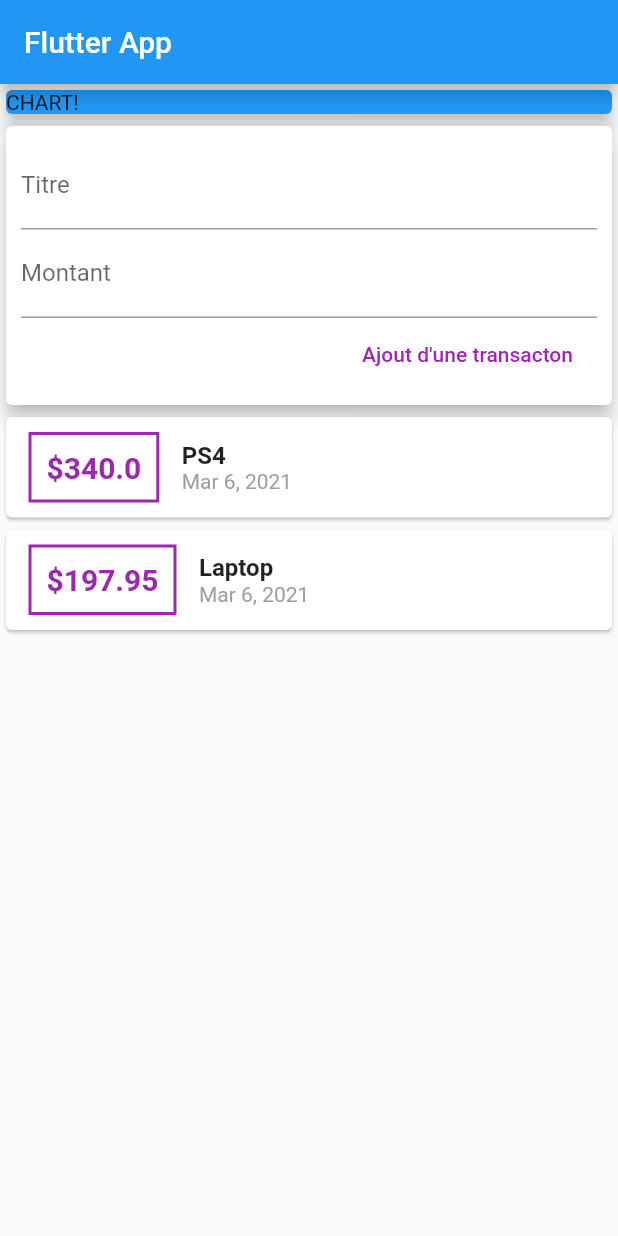
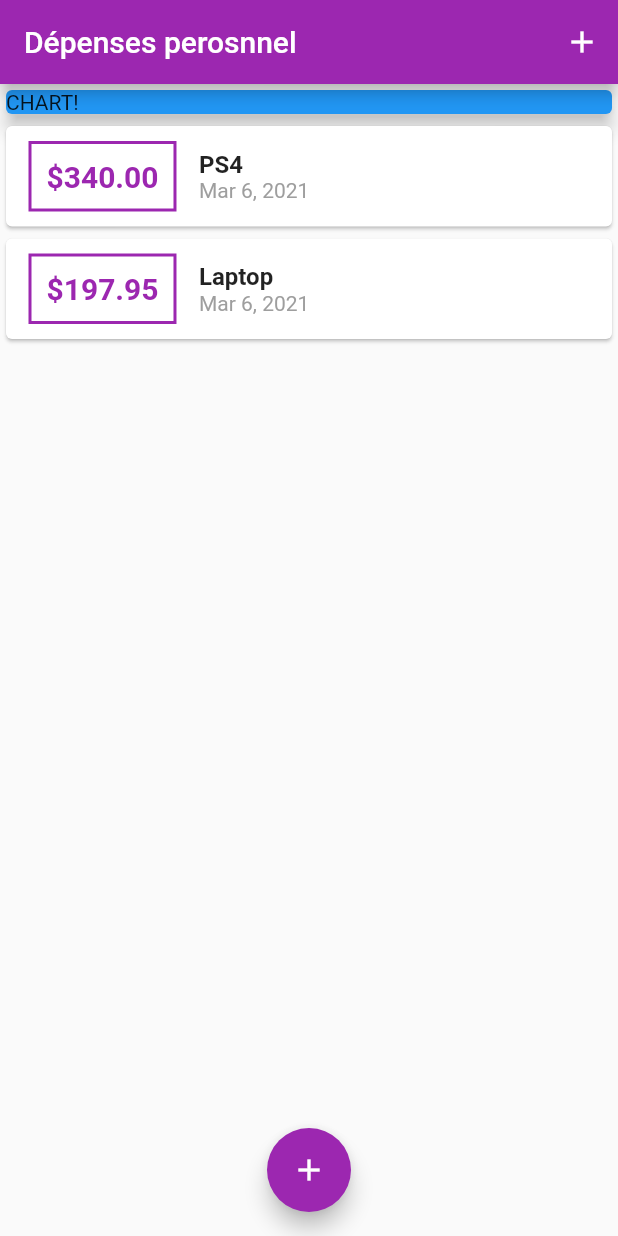
Before and after one commit to noucharles/D-penses-personnel-journali-res, a Flutter app: the screen it shows after launch, on a phone screen of 412 x 824 dp. Run offline on Flutter 3.47's test engine with Material 2 defaults, Android fonts, the phone set to English and light mode, and no system bars.

Commit message:
Gestion des couleurs avec primarySwatch sur MyApp Theme.of(context).primaryColor

```diff
--- a/lib/main.dart
+++ b/lib/main.dart
@@ -1,9 +1,8 @@
-import 'dart:typed_data';
+import 'package:flutter/material.dart';
+import 'package:personnal_expenses_app/widgets/new_transaction.dart';
+import 'package:personnal_expenses_app/widgets/transaction_list.dart';
 
-import 'package:flutter/material.dart';
-import 'package:intl/intl.dart';
-import 'file:///C:/Users/Charles/Desktop/personnal_expenses_app/lib/models/transaction.dart';
-import 'package:personnal_expenses_app/widgets/transaction_list.dart';
+import 'models/transaction.dart';
 
 void main() {
   runApp(MyApp());
@@ -13,25 +12,72 @@ class MyApp extends StatelessWidget {
   @override
   Widget build(BuildContext context) {
     return MaterialApp(
-      title: 'Flutter App',
+      title: 'Dépenses perosnnel',
+      theme: ThemeData(
+        //PrimarySwatch est mieux que PrimaryColor et génére plusieurs nuances
+        // d'une couleur
+        primarySwatch: Colors.purple,
+      ),
+      debugShowCheckedModeBanner: false,
       home: MyHomePage(),
     );
   }
 }
 
-class MyHomePage extends StatelessWidget {
+class MyHomePage extends StatefulWidget {
+  @override
+  _MyHomePageState createState() => _MyHomePageState();
+}
+
+class _MyHomePageState extends State<MyHomePage> {
+  final List<Transaction> _userTransactions = [
+    Transaction(id: 't1', title: 'PS4', amount: 340, date: DateTime.now()),
+    Transaction(
+        id: 't2', title: 'Laptop', amount: 197.95, date: DateTime.now()),
+  ];
+
+  void _addNewTransaction(String title, double amount) {
+    final newTx = Transaction(
+        id: DateTime.now().toString(),
+        title: title,
+        amount: amount,
+        date: DateTime.now());
+
+    setState(() {
+      _userTransactions.add(newTx);
+    });
+  }
+
+  void _startAddNewTransaction(BuildContext context) {
+    showModalBottomSheet(
+      context: context,
+      builder: (_) {
+        return GestureDetector(
+          onTap: () {},
+          child: NewTransaction(_addNewTransaction),
+          behavior: HitTestBehavior.opaque,
+        );
+      },
+    );
+  }
+
   @override
   Widget build(BuildContext context) {
     //DateFormat.yMd('en_US').parse('1/10/2012');
 
-    String titleInput;
-    String amountInput;
-
     return Scaffold(
       appBar: AppBar(
-        title: Text('Flutter App'),
+        title: Text('Dépenses perosnnel'),
+        //backgroundColor: Colors.red,
+        actions: [
+          IconButton(
+            onPressed: () => _startAddNewTransaction(context),
+            icon: Icon(Icons.add),
+          )
+        ],
       ),
-      body: Column(
+      body: SingleChildScrollView(
+        child: Column(
           mainAxisAlignment: MainAxisAlignment.start,
           crossAxisAlignment: CrossAxisAlignment.stretch,
           children: [
@@ -43,39 +89,14 @@ class MyHomePage extends StatelessWidget {
                 elevation: 5,
               ),
             ),
-          Card(
-            elevation: 5,
-            child: Container(
-              padding: EdgeInsets.all(10),
-              child: Column(
-                crossAxisAlignment: CrossAxisAlignment.end,
-                children: [
-                  TextField(
-                    decoration: InputDecoration(labelText: 'Titre'),
-                    onChanged: (val) {
-                      titleInput = val;
-                    },
-                  ),
-                  TextField(
-                    decoration: InputDecoration(labelText: 'Montant'),
-                    onChanged: (val) {
-                      amountInput = val;
-                    },
-                  ),
-                  FlatButton(
-                    onPressed: () {
-                      print(titleInput);
-                      print(amountInput);
-                    },
-                    child: Text("Ajout d'une transacton"),
-                    textColor: Colors.purple,
-                  ),
+            TransactionList(_userTransactions),
           ],
         ),
       ),
-          ),
-          TransactionList(),
-        ],
+      floatingActionButtonLocation: FloatingActionButtonLocation.centerFloat,
+      floatingActionButton: FloatingActionButton(
+        onPressed: () => _startAddNewTransaction(context),
+        child: Icon(Icons.add),
       ),
     );
   }
--- a/lib/widgets/transaction_list.dart
+++ b/lib/widgets/transaction_list.dart
@@ -2,24 +2,18 @@ import 'package:flutter/material.dart';
 import 'package:intl/intl.dart';
 import 'package:personnal_expenses_app/models/transaction.dart';
 
-class TransactionList extends StatefulWidget {
-  @override
-  _TransactionListState createState() => _TransactionListState();
-}
+class TransactionList extends StatelessWidget {
 
-class _TransactionListState extends State<TransactionList> {
-
-  final List<Transaction> _transactions = [
-    Transaction(id: 't1', title: 'PS4', amount: 340, date: DateTime.now()),
-    Transaction(
-        id: 't2', title: 'Laptop', amount: 197.95, date: DateTime.now()),
-  ];
+  final List<Transaction> transactions;
+  TransactionList(this.transactions);
 
   @override
   Widget build(BuildContext context) {
     return Container(
-        child: Column(
-          children: _transactions.map((tx) {
+      height: 500,
+      child: ListView.builder(
+        itemCount: transactions.length,
+        itemBuilder: (BuildContext context, int index) {
           return Card(
             child: Row(
               children: [
@@ -29,29 +23,30 @@ class _TransactionListState extends State<TransactionList> {
                     horizontal: 15,
                   ),
                   child: Text(
-                      '\$${tx.amount.toString()}',
+                    '\$${transactions[index].amount.toStringAsFixed(2)}',
                     style: TextStyle(
                         fontWeight: FontWeight.bold,
                         fontSize: 20,
-                          color: Colors.purple),
+                        color: Theme.of(context).primaryColor,
+                    ),
                   ),
                   decoration: BoxDecoration(
                       border: Border.all(
-                          color: Colors.purple,
+                        color: Theme.of(context).primaryColor,
                         width: 2,
-                        )),
+                      )
+                  ),
                   padding: EdgeInsets.all(10),
                 ),
                 Column(
                   crossAxisAlignment: CrossAxisAlignment.start,
                   children: [
                     Text(
-                        tx.title,
-                        style: TextStyle(
-                            fontWeight: FontWeight.bold, fontSize: 16),
+                      transactions[index].title,
+                      style: TextStyle(fontWeight: FontWeight.bold, fontSize: 16),
                     ),
                     Text(
-                        DateFormat.yMMMd().format(tx.date),
+                      DateFormat.yMMMd().format(transactions[index].date),
                       style: TextStyle(color: Colors.grey),
                     )
                   ],
@@ -59,8 +54,8 @@ class _TransactionListState extends State<TransactionList> {
               ],
             ),
           );
-          }).toList(),
-        )
+        },
+      ),
     );
   }
 }
```
Also changed, not shown: lib/widgets/new_transaction.dart (+64 -0 lines). Lines whose indentation alone changed are shown as unchanged.
